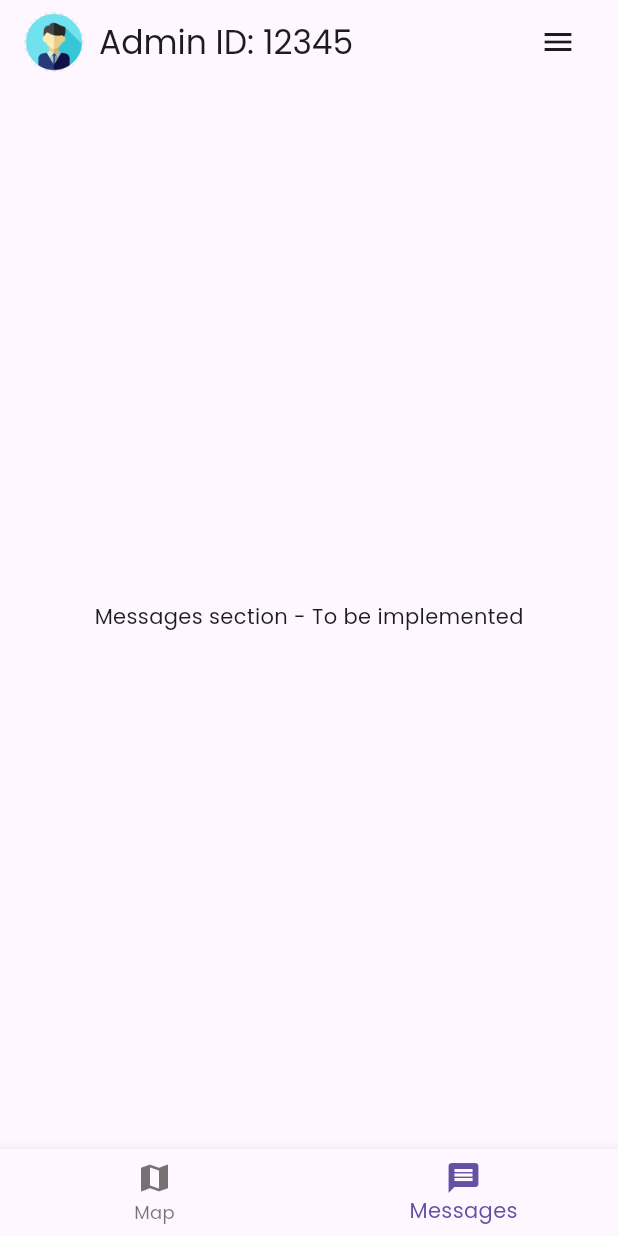
After one commit to Harinim004/hackth, a Flutter app: the AdminScreen screen opened directly, item 2 of the bottom bar chosen, on a phone screen of 412 x 824 dp. The commit adds this screen. Run offline on Flutter 3.47's test engine with Material 3 defaults, Android fonts, the light colour scheme and no system bars; our stand-ins replace flutter_map, google_fonts, latlong2.

Commit message:
add admin page and authentication

```diff
--- /dev/null
+++ b/lib/admin.dart
@@ -0,0 +1,234 @@
+import 'package:flutter/material.dart';
+import 'package:flutter_map/flutter_map.dart';
+import 'package:latlong2/latlong.dart';
+
+class AdminScreen extends StatefulWidget {
+  const AdminScreen({super.key});
+
+  @override
+  _AdminScreenState createState() => _AdminScreenState();
+}
+
+class AdminLoginScreen extends StatefulWidget {
+  final Function() onLoginSuccess;
+
+  const AdminLoginScreen({required this.onLoginSuccess, super.key});
+
+  @override
+  _AdminLoginScreenState createState() => _AdminLoginScreenState();
+}
+
+class _AdminLoginScreenState extends State<AdminLoginScreen> {
+  final _formKey = GlobalKey<FormState>();
+  final _usernameController = TextEditingController();
+  final _passwordController = TextEditingController();
+  String _errorMessage = '';
+
+  void _login() {
+    if (_formKey.currentState!.validate()) {
+      if (_usernameController.text == 'ADMIN' &&
+          _passwordController.text == 'RAKSHA') {
+        widget.onLoginSuccess();
+      } else {
+        setState(() {
+          _errorMessage = 'Invalid username or password';
+        });
+      }
+    }
+  }
+
+  @override
+  Widget build(BuildContext context) {
+    return Scaffold(
+      appBar: AppBar(
+        leading: IconButton(
+          icon: const Icon(Icons.arrow_back),
+          onPressed: () => Navigator.pop(context),
+        ),
+      ),
+      body: Padding(
+
+        padding: const EdgeInsets.all(20.0),
+        child: Form(
+          key: _formKey,
+          child: Column(
+            mainAxisAlignment: MainAxisAlignment.center,
+            children: [
+              TextFormField(
+                controller: _usernameController,
+                decoration: const InputDecoration(
+                  labelText: 'Username',
+                  border: OutlineInputBorder(),
+                ),
+                validator: (value) {
+                  if (value == null || value.isEmpty) {
+                    return 'Please enter username';
+                  }
+                  return null;
+                },
+              ),
+              const SizedBox(height: 20),
+              TextFormField(
+                controller: _passwordController,
+                obscureText: true,
+                decoration: const InputDecoration(
+                  labelText: 'Password',
+                  border: OutlineInputBorder(),
+                ),
+                validator: (value) {
+                  if (value == null || value.isEmpty) {
+                    return 'Please enter password';
+                  }
+                  return null;
+                },
+              ),
+              const SizedBox(height: 20),
+              if (_errorMessage.isNotEmpty)
+                Text(
+                  _errorMessage,
+                  style: const TextStyle(color: Colors.red),
+                ),
+              const SizedBox(height: 20),
+              ElevatedButton(
+                onPressed: _login,
+                child: const Text('Login'),
+              ),
+            ],
+          ),
+        ),
+      ),
+    );
+  }
+}
+
+
+class MapMarker {
+  final String name;
+  final LatLng coordinates;
+  final String details;
+
+  MapMarker({
+    required this.name,
+    required this.coordinates,
+    required this.details,
+  });
+}
+
+class _AdminScreenState extends State<AdminScreen> {
+  bool _isLoggedIn = false;
+  int _currentIndex = 0;
+
+  final List<MapMarker> demoMarkers = [
+
+    MapMarker(
+      name: 'Location 1',
+      coordinates: LatLng(8.5241, 76.9366),
+      details: 'Sample location details 1',
+    ),
+    MapMarker(
+      name: 'Location 2',
+      coordinates: LatLng(8.5250, 76.9350),
+      details: 'Sample location details 2',
+    ),
+  ];
+
+  @override
+  Widget build(BuildContext context) {
+    return Scaffold(
+      appBar: AppBar(
+        title: Row(
+          children: [
+            CircleAvatar(
+              backgroundImage: AssetImage('assets/admin_profile.png'),
+              radius: 20,
+            ),
+            SizedBox(width: 10),
+            Text('Admin ID: 12345'),
+            Spacer(),
+            IconButton(
+              icon: Icon(Icons.menu),
+              onPressed: () {
+                // TODO: Implement hamburger menu
+              },
+            ),
+          ],
+        ),
+      ),
+      body: _currentIndex == 0 ? _buildMapSection() : _buildMessageSection(),
+      bottomNavigationBar: BottomNavigationBar(
+        currentIndex: _currentIndex,
+        onTap: (index) {
+          setState(() {
+            _currentIndex = index;
+          });
+        },
+        items: const [
+          BottomNavigationBarItem(
+            icon: Icon(Icons.map),
+            label: 'Map',
+          ),
+          BottomNavigationBarItem(
+            icon: Icon(Icons.message),
+            label: 'Messages',
+          ),
+        ],
+      ),
+    );
+  }
+
+  Widget _buildMapSection() {
+    return Column(
+      children: [
+        Expanded(
+          child: FlutterMap(
+            options: MapOptions(
+              center: LatLng(8.5241, 76.9366),
+              zoom: 15.0,
+            ),
+            children: [
+              TileLayer(
+                urlTemplate: 'https://{s}.tile.openstreetmap.org/{z}/{x}/{y}.png',
+                subdomains: ['a', 'b', 'c'],
+              ),
+              MarkerLayer(
+                markers: demoMarkers.map((marker) {
+                  return Marker(
+                    point: marker.coordinates,
+                    builder: (ctx) => IconButton(
+                      icon: Icon(Icons.location_on, color: Colors.red),
+                      onPressed: () {
+                        _showLocationDetails(marker);
+                      },
+                    ),
+                  );
+                }).toList(),
+              ),
+            ],
+          ),
+        ),
+      ],
+    );
+  }
+
+  Widget _buildMessageSection() {
+    return Center(
+      child: Text('Messages section - To be implemented'),
+    );
+  }
+
+  void _showLocationDetails(MapMarker marker) {
+    showDialog(
+      context: context,
+      builder: (context) => AlertDialog(
+        title: Text(marker.name),
+        content: Text(marker.details),
+        actions: [
+          TextButton(
+            onPressed: () => Navigator.pop(context),
+            child: Text('Close'),
+          ),
+        ],
+      ),
+    );
+  }
+}
```
Also changed, not shown: lib/home.dart (+12 -1 lines), lib/main.dart (+25 -2 lines), pubspec.yaml (+5 -69 lines), assets/admin_profile.png (added), pubspec.lock.
